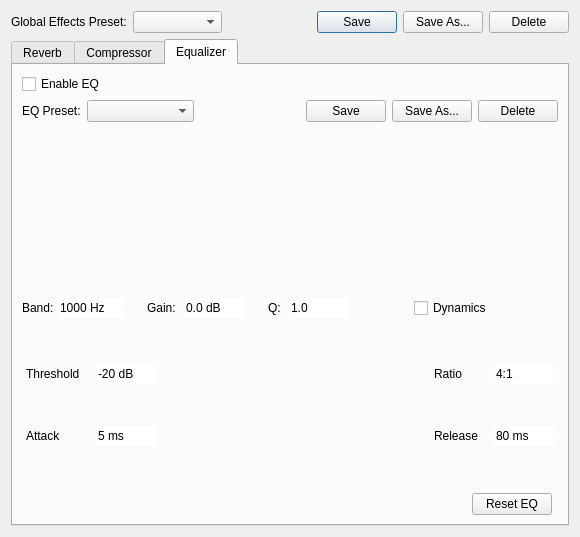
ignotus666/jamulus, file src/effectsdlgbase.ui: the form before one commit.
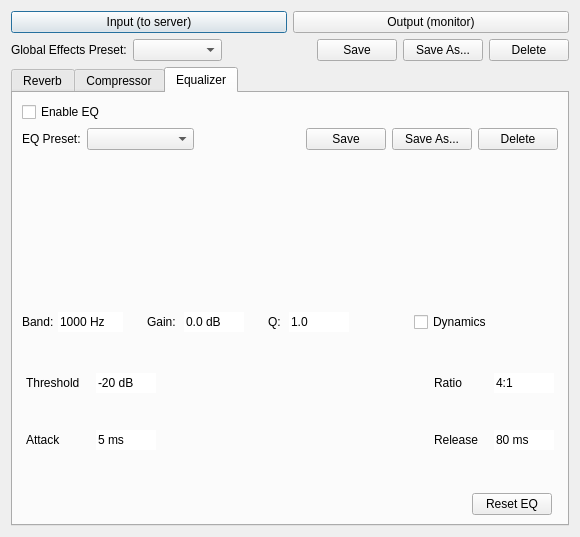
The form after the commit. Custom widgets are drawn as their Qt base class.

Commit message: Apply effects to both input/output

What changed in the file:
```diff
--- a/src/effectsdlgbase.ui
+++ b/src/effectsdlgbase.ui
@@ -14,6 +14,30 @@
    <string>Effects</string>
   </property>
   <layout class="QVBoxLayout" name="verticalLayoutMain">
+   <item>
+    <layout class="QHBoxLayout" name="horizontalLayoutContextToggle">
+     <item>
+      <widget class="QPushButton" name="pButContextInput">
+       <property name="text">
+        <string>Input (to server)</string>
+       </property>
+       <property name="checkable">
+        <bool>true</bool>
+       </property>
+      </widget>
+     </item>
+     <item>
+      <widget class="QPushButton" name="pButContextOutput">
+       <property name="text">
+        <string>Output (monitor)</string>
+       </property>
+       <property name="checkable">
+        <bool>true</bool>
+       </property>
+      </widget>
+     </item>
+    </layout>
+   </item>
    <item>
     <layout class="QHBoxLayout" name="horizontalLayoutEffectsPresetRow">
      <item>
```
The commit also changes 9 other files.
